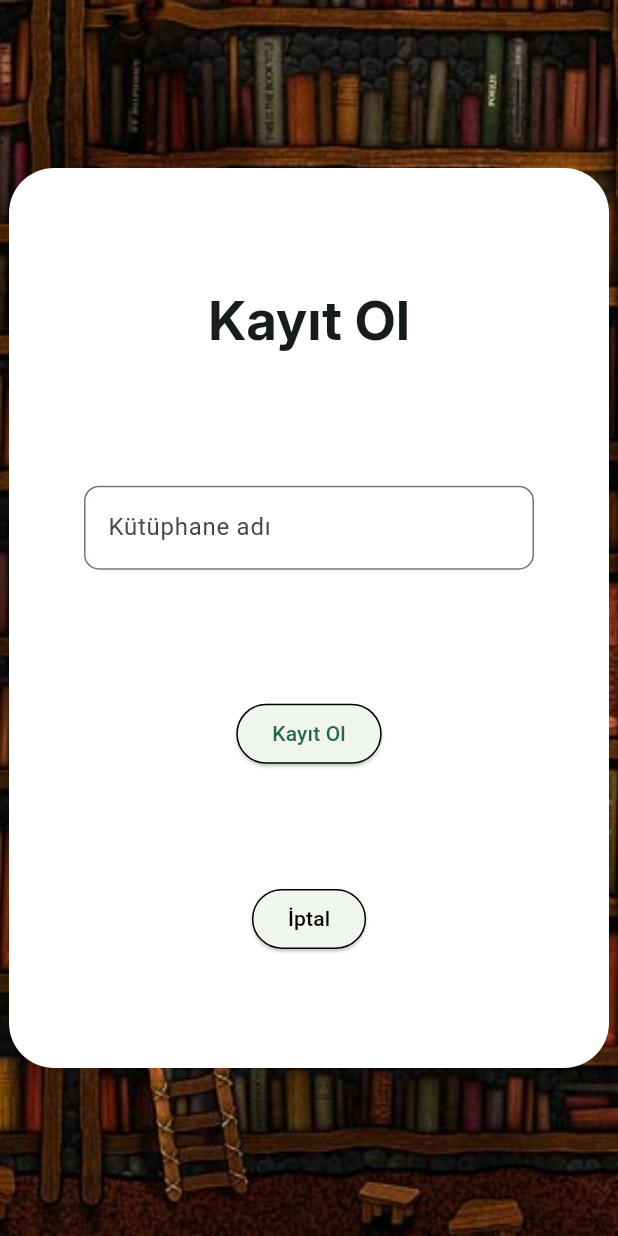
After one commit to NorthernBirds/NorthernLib, a Flutter app: the screen it shows after launch, after a tap on "SignUp", on a phone screen of 412 x 824 dp. The commit adds this screen. Run offline on Flutter 3.47's test engine with Material 3 defaults, Android fonts, the phone set to English and light mode, and no system bars; our stand-ins replace dio; network calls fail.

Commit message:
Design Login and signUp dashboard

```diff
--- /dev/null
+++ b/frontend/lib/dashboards/signUpDashboard.dart
@@ -0,0 +1,107 @@
+import 'package:flutter/material.dart';
+import 'package:frontend/api_requests.dart';
+import 'package:frontend/main.dart';
+
+class signUpDash extends StatefulWidget {
+  const signUpDash({super.key});
+
+  @override
+  State<signUpDash> createState() => _signUpStateDash();
+}
+
+class _signUpStateDash extends State<signUpDash> {
+  String dbName = "";
+  @override
+  Widget build(BuildContext context) {
+    return Scaffold(
+      body: Container(
+        width: double.infinity,
+        height: double.infinity,
+        decoration: const BoxDecoration(
+          image: DecorationImage(
+            image: AssetImage("assets/images/libImage.png"),
+            fit: BoxFit.cover,
+          ),
+        ),
+        child: Center(
+          child: Container(
+            decoration: BoxDecoration(
+              borderRadius: BorderRadius.circular(30.0),
+              color: Colors.white,
+            ),
+            width: 400.0,
+            height: 600.0,
+            child: Center(
+              child: Column(
+                mainAxisAlignment: MainAxisAlignment.spaceEvenly,
+                crossAxisAlignment: CrossAxisAlignment.center,
+                children: <Widget>[
+                  const Text(
+                    "Kayıt Ol",
+                    style: TextStyle(
+                      fontSize: 36,
+                      fontFamily: "Inter",
+                      fontWeight: FontWeight.bold,
+                    ),
+                  ),
+                  Padding(
+                    padding: const EdgeInsets.all(10.0),
+                    child: SizedBox(
+                      width: 300.0,
+                      child: TextField(
+                        onChanged: (value) {
+                          dbName = value;
+                        },
+                        decoration: InputDecoration(
+                          hintText: "Kütüphane adı",
+                          border: OutlineInputBorder(
+                            borderRadius: BorderRadius.circular(10.0),
+                          ),
+                        ),
+                      ),
+                    ),
+                  ),
+                  ElevatedButton(
+                    onPressed: () async {
+                      var response = await signUp(dbName: dbName);
+                      print(response!["message"]);
+                    },
+                    style: ElevatedButton.styleFrom(
+                      side: BorderSide(
+                        color: const Color.fromARGB(255, 0, 0, 0),
+                      ),
+                    ),
+                    child: const Text(
+                      "Kayıt Ol",
+                      style: TextStyle(fontSize: 14),
+                    ),
+                  ),
+                  ElevatedButton(
+                    onPressed: () async {
+                      Navigator.push(
+                        context,
+                        MaterialPageRoute(
+                          builder: (context) =>
+                              const MyHomePage(title: 'NorthernLib'),
+                        ),
+                      );
+                    },
+                    style: ElevatedButton.styleFrom(
+                      side: const BorderSide(
+                        color: Color.fromARGB(255, 0, 0, 0),
+                      ),
+                    ),
+                    child: const Text(
+                      "İptal",
+                      style: TextStyle(fontSize: 14, color: Colors.black),
+                    ),
+                  ),
+                ],
+              ),
+            ),
+          ),
+        ),
+      ),
+    );
+  }
+}
--- a/frontend/lib/main.dart
+++ b/frontend/lib/main.dart
@@ -1,4 +1,6 @@
 import 'package:flutter/material.dart';
+import 'package:frontend/dashboards/signInDashboard.dart';
+import 'package:frontend/dashboards/signUpDashboard.dart';
 
 void main() {
   runApp(const MyApp());
@@ -7,45 +9,23 @@ void main() {
 class MyApp extends StatelessWidget {
   const MyApp({super.key});
 
-  // This widget is the root of your application.
   @override
   Widget build(BuildContext context) {
     return MaterialApp(
-      title: 'Flutter Demo',
+      title: 'NorthernLib',
+      debugShowCheckedModeBanner: false,
       theme: ThemeData(
-        // This is the theme of your application.
-        //
-        // TRY THIS: Try running your application with "flutter run". You'll see
-        // the application has a purple toolbar. Then, without quitting the app,
-        // try changing the seedColor in the colorScheme below to Colors.green
-        // and then invoke "hot reload" (save your changes or press the "hot
-        // reload" button in a Flutter-supported IDE, or press "r" if you used
-        // the command line to start the app).
-        //
-        // Notice that the counter didn't reset back to zero; the application
-        // state is not lost during the reload. To reset the state, use hot
-        // restart instead.
-        //
-        // This works for code too, not just values: Most code changes can be
-        // tested with just a hot reload.
-        colorScheme: ColorScheme.fromSeed(seedColor: Colors.deepPurple),
+        colorScheme: ColorScheme.fromSeed(
+          seedColor: const Color.fromARGB(255, 44, 119, 81),
+        ),
       ),
-      home: const MyHomePage(title: 'Yusuf'),
+      home: const MyHomePage(title: 'NorthernLib'),
     );
   }
 }
 
 class MyHomePage extends StatefulWidget {
   const MyHomePage({super.key, required this.title});
-
-  // This widget is the home page of your application. It is stateful, meaning
-  // that it has a State object (defined below) that contains fields that affect
-  // how it looks.
-
-  // This class is the configuration for the state. It holds the values (in this
-  // case the title) provided by the parent (in this case the App widget) and
-  // used by the build method of the State. Fields in a Widget subclass are
-  // always marked "final".
 
   final String title;
 
@@ -54,69 +34,55 @@ class MyHomePage extends StatefulWidget {
 }
 
 class _MyHomePageState extends State<MyHomePage> {
-  int _counter = 0;
-
-  void _incrementCounter() {
-    setState(() {
-      // This call to setState tells the Flutter framework that something has
-      // changed in this State, which causes it to rerun the build method below
-      // so that the display can reflect the updated values. If we changed
-      // _counter without calling setState(), then the build method would not be
-      // called again, and so nothing would appear to happen.
-      _counter++;
-    });
-  }
-
   @override
   Widget build(BuildContext context) {
-    // This method is rerun every time setState is called, for instance as done
-    // by the _incrementCounter method above.
-    //
-    // The Flutter framework has been optimized to make rerunning build methods
-    // fast, so that you can just rebuild anything that needs updating rather
-    // than having to individually change instances of widgets.
     return Scaffold(
-      appBar: AppBar(
-        // TRY THIS: Try changing the color here to a specific color (to
-        // Colors.amber, perhaps?) and trigger a hot reload to see the AppBar
-        // change color while the other colors stay the same.
-        backgroundColor: Theme.of(context).colorScheme.inversePrimary,
-        // Here we take the value from the MyHomePage object that was created by
-        // the App.build method, and use it to set our appbar title.
-        title: Text(widget.title),
-      ),
-      body: Center(
-        // Center is a layout widget. It takes a single child and positions it
-        // in the middle of the parent.
-        child: Column(
-          // Column is also a layout widget. It takes a list of children and
-          // arranges them vertically. By default, it sizes itself to fit its
-          // children horizontally, and tries to be as tall as its parent.
-          //
-          // Column has various properties to control how it sizes itself and
-          // how it positions its children. Here we use mainAxisAlignment to
-          // center the children vertically; the main axis here is the vertical
-          // axis because Columns are vertical (the cross axis would be
-          // horizontal).
-          //
-          // TRY THIS: Invoke "debug painting" (choose the "Toggle Debug Paint"
-          // action in the IDE, or press "p" in the console), to see the
-          // wireframe for each widget.
-          mainAxisAlignment: MainAxisAlignment.center,
+      body: DecoratedBox(
+        decoration: BoxDecoration(color: Color.fromARGB(255, 54, 1, 1)),
+        child: Row(
+          mainAxisAlignment: MainAxisAlignment.end,
           children: <Widget>[
-            const Text('You have pushed the button this many times:'),
-            Text(
-              '$_counter',
-              style: Theme.of(context).textTheme.headlineMedium,
+            ElevatedButton(
+              onPressed: () {
+                Navigator.push(
+                  context,
+                  MaterialPageRoute(builder: (context) => LoginDashboard()),
+                );
+              },
+              style: ElevatedButton.styleFrom(
+                side: BorderSide(color: const Color.fromARGB(255, 0, 0, 0)),
+                padding: const EdgeInsets.all(20.0),
+              ),
+              child: Text(
+                "SignIn",
+                style: TextStyle(
+                  color: const Color.fromARGB(255, 0, 0, 0),
+                  fontStyle: FontStyle.normal,
+                ),
+              ),
+            ),
+            ElevatedButton(
+              onPressed: () {
+                Navigator.push(
+                  context,
+                  MaterialPageRoute(builder: (context) => signUpDash()),
+                );
+              },
+              style: ElevatedButton.styleFrom(
+                side: BorderSide(color: const Color.fromARGB(255, 0, 0, 0)),
+                padding: const EdgeInsets.all(20.0),
+              ),
+              child: Text(
+                "SignUp",
+                style: TextStyle(
+                  color: const Color.fromARGB(255, 0, 0, 0),
+                  fontStyle: FontStyle.normal,
+                ),
+              ),
             ),
           ],
         ),
       ),
-      floatingActionButton: FloatingActionButton(
-        onPressed: _incrementCounter,
-        tooltip: 'Increment',
-        child: const Icon(Icons.add),
-      ), // This trailing comma makes auto-formatting nicer for build methods.
     );
   }
 }
```
Also changed, not shown: frontend/lib/api_requests.dart (+92 -78 lines), frontend/lib/dashboards/signInDashboard.dart (+189 -0 lines), frontend/pubspec.yaml (+14 -15 lines), frontend/assets/fonts/Inter_24pt-Bold.ttf (added), frontend/assets/fonts/Inter_24pt-Regular.ttf (added), frontend/assets/images/libImage.png (added), 8 other files.
